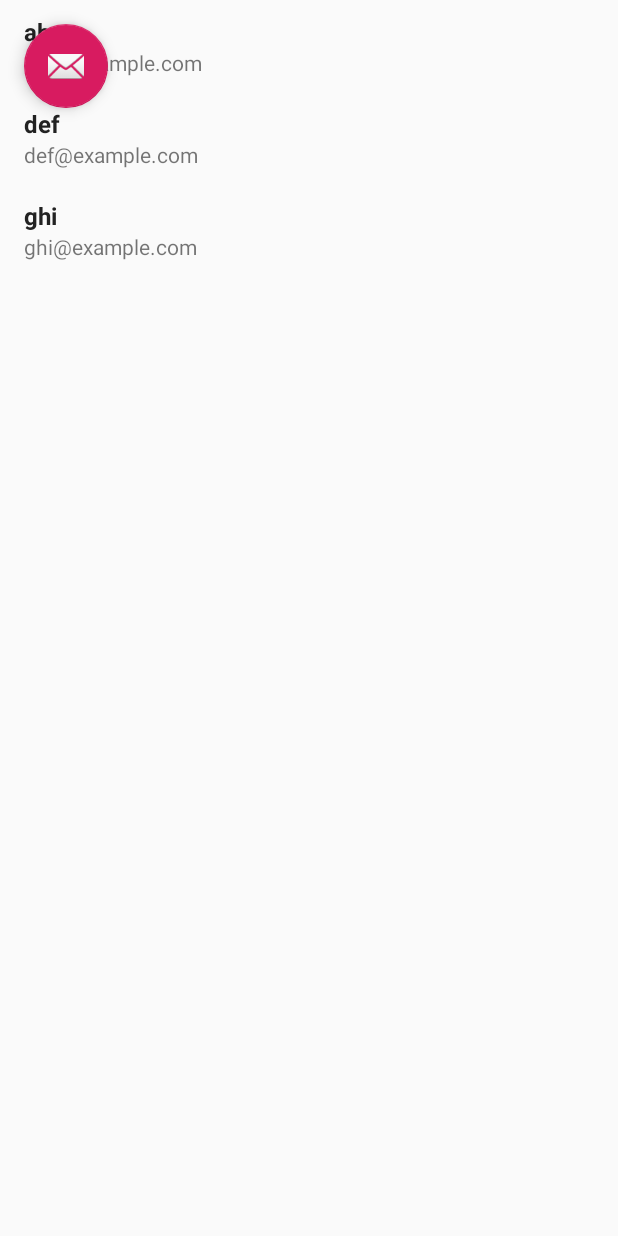
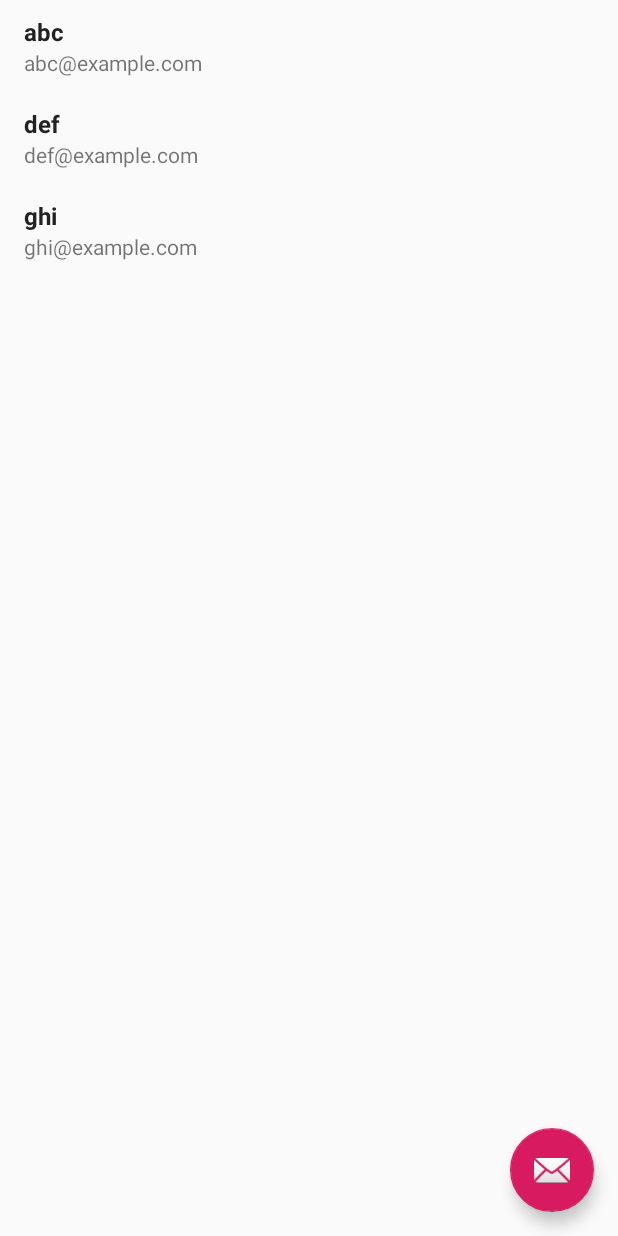
Before and after one commit to kritisingh1/Mayday, an Android app: the DisplayEmail screen opened directly, with no data from a screen before it, on a phone screen of 412 x 824 dp. Run offline under Robolectric (Android 15) with nearby library versions, the phone set to English and light mode, and no system bars.

Commit message:
Makes Mayday button responsive

```diff
--- a/app/src/main/res/layout/activity_display_email.xml
+++ b/app/src/main/res/layout/activity_display_email.xml
@@ -21,7 +21,10 @@
         android:layout_height="wrap_content"
         android:layout_gravity="bottom|end"
         android:layout_margin="@dimen/fab_margin"
-        android:src="@android:drawable/ic_dialog_email" />
+        android:src="@android:drawable/ic_dialog_email"
+        android:layout_alignParentBottom="true"
+        android:layout_alignParentRight="true"
+        />
 
 
 </RelativeLayout>
--- a/app/src/main/res/layout/activity_main.xml
+++ b/app/src/main/res/layout/activity_main.xml
@@ -18,7 +18,9 @@
         android:background="@drawable/custom_image_button"
         android:text="Mayday"
         android:textSize="25sp"
-        android:src="@drawable/mayday" />
+        android:src="@drawable/mayday"
+        android:onClick="maydayButtonClicked"
+        />
 
     <Button
         android:id="@+id/resetButton"
--- a/app/src/main/res/values/colors.xml
+++ b/app/src/main/res/values/colors.xml
@@ -5,4 +5,5 @@
     <color name="colorAccent">#D81B60</color>
     <color name="year">#999999</color>
     <color name="title">#222222</color>
+    <color name="maydayclicked">#3CB371</color>
 </resources>
```
Also changed, not shown: app/src/main/java/com/example/mayday/MainActivity.java (+24 -0 lines), app/src/main/java/com/example/mayday/AddContact.java (line endings or trailing spaces).
